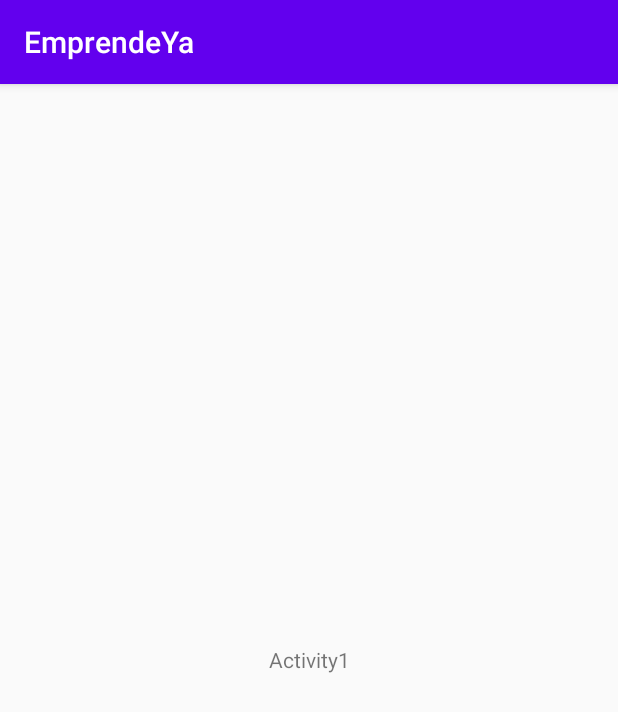
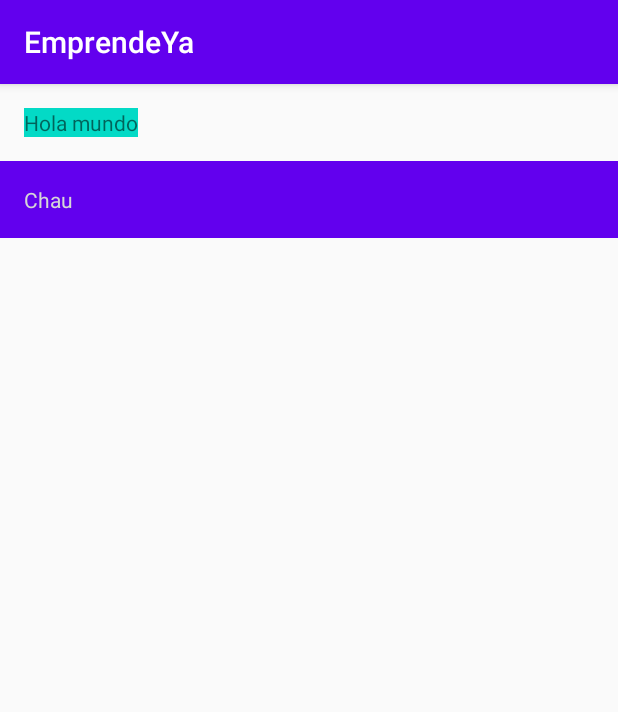
Before and after one commit to andres-vasquez-coderoad-com/android-cert-upb-2020, an Android app: the screen it shows after launch (LoginActivity), on a phone screen of 412 x 824 dp. Shown: the top 712 px of the screen. Run offline under Robolectric (Android 15) with nearby library versions, the phone set to English and light mode, and no system bars.

Commit message:
UI> LinearLayout.

```diff
--- a/app/src/main/java/bo/com/emprendeya/ui/activities/LoginActivity.java
+++ b/app/src/main/java/bo/com/emprendeya/ui/activities/LoginActivity.java
@@ -23,7 +23,7 @@ public class LoginActivity extends AppCompatActivity {
         super.onCreate(savedInstanceState);
         Log.e(LOG, "onCreate");
 
-        setContentView(R.layout.activity_main);
+        setContentView(R.layout.activity_login);
 
         User user = new User("andres.vasquez@email.com", "test123");
 
--- a/app/src/main/java/bo/com/emprendeya/ui/activities/StartupListActivity.java
+++ b/app/src/main/java/bo/com/emprendeya/ui/activities/StartupListActivity.java
@@ -16,7 +16,7 @@ public class StartupListActivity extends AppCompatActivity {
         super.onCreate(savedInstanceState);
         Log.w(LOG, "onCreate");
 
-        setContentView(R.layout.activity_2);
+        setContentView(R.layout.activity_startup_list);
     }
 
     @Override
--- a/app/src/main/res/layout/activity_main.xml
+++ b/app/src/main/res/layout/activity_login.xml
@@ -8,10 +8,18 @@
     tools:context=".ui.activities.LoginActivity">
 
     <TextView
+        android:layout_width="wrap_content"
+        android:layout_height="wrap_content"
+        android:layout_margin="16dp"
+        android:background="@color/design_default_color_secondary"
+        android:text="Hola mundo" />
+
+    <TextView
         android:layout_width="match_parent"
-        android:layout_height="match_parent"
-        android:gravity="center"
-        android:onClick="openSecondActivity"
-        android:text="Activity1" />
+        android:layout_height="wrap_content"
+        android:background="@color/colorPrimary"
+        android:text="Chau"
+        android:padding="16dp"
+        android:textColor="@color/white" />
 
 </LinearLayout>
```
Also changed, not shown: app/src/main/res/layout/activity_startup_list.xml (renamed from app/src/main/res/layout/activity_2.xml).
